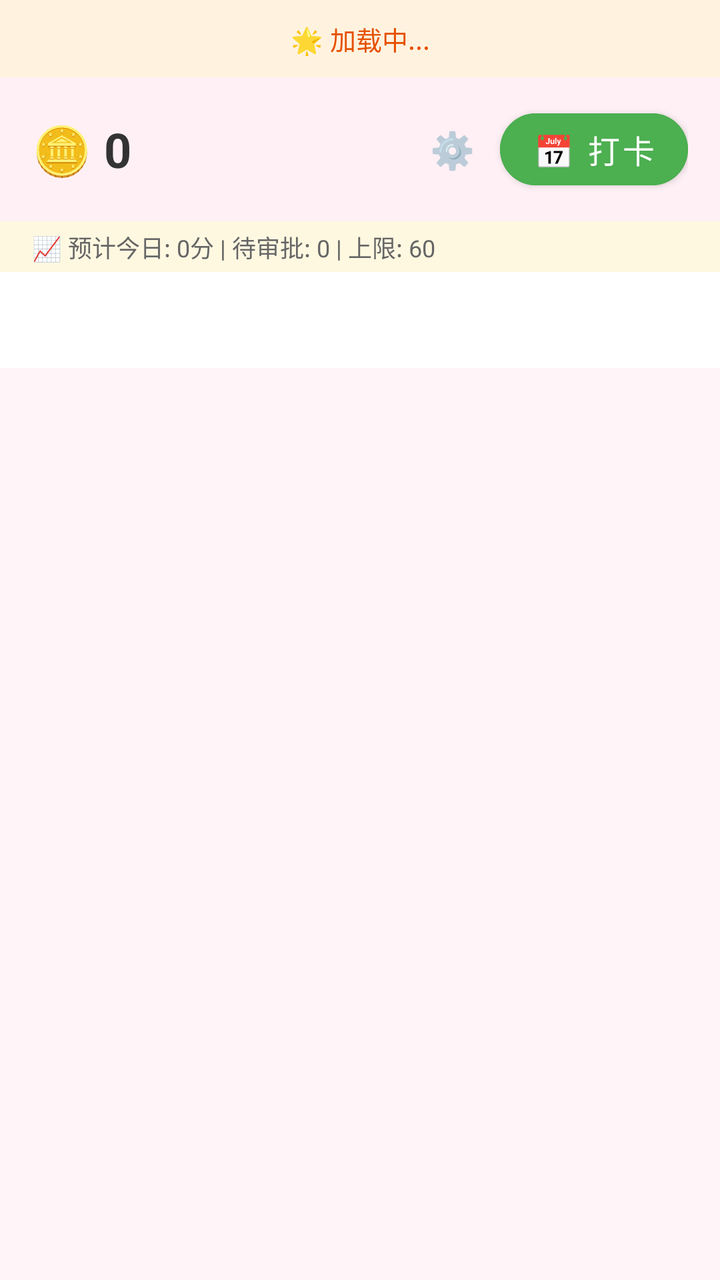
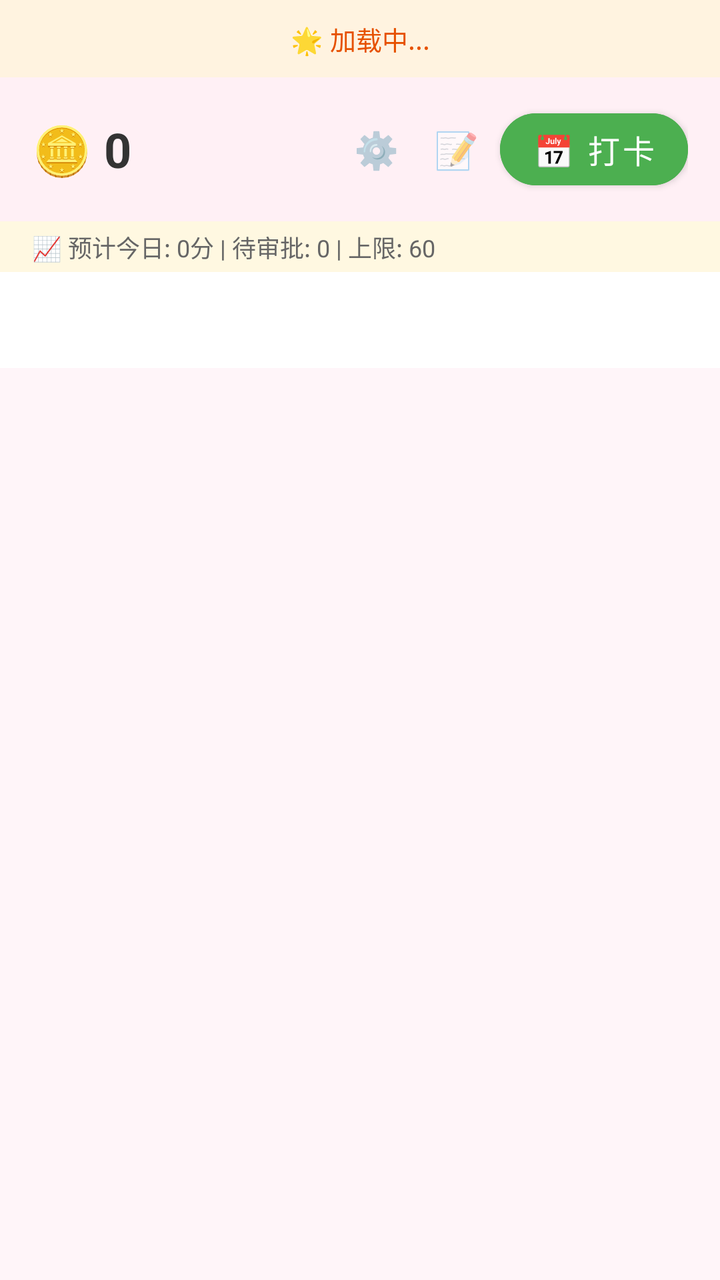

Screens rendered from an Android XML layout before and after an edit, with the pre-edit source and the edit as a unified diff.
<!-- AndroidManifest.xml: activity theme Theme.HabitTracker.Child -->
<!-- res/layout/activity_child.xml -->
<?xml version="1.0" encoding="utf-8"?>
<LinearLayout xmlns:android="http://schemas.android.com/apk/res/android"
    xmlns:app="http://schemas.android.com/apk/res-auto"
    android:layout_width="match_parent"
    android:layout_height="match_parent"
    android:orientation="vertical"
    android:background="@color/background_child">

    
    <TextView
        android:id="@+id/tv_daily_quote"
        android:layout_width="match_parent"
        android:layout_height="wrap_content"
        android:padding="10dp"
        android:paddingStart="16dp"
        android:paddingEnd="16dp"
        android:background="#FFF3E0"
        android:text="🌟 加载中..."
        android:textSize="13sp"
        android:textColor="#E65100"
        android:lineSpacingExtra="2dp"
        android:gravity="center" />

    
    <RelativeLayout
        android:layout_width="match_parent"
        android:layout_height="wrap_content"
        android:padding="12dp"
        android:paddingStart="16dp"
        android:paddingEnd="16dp"
        android:background="@color/child_pink_light">

        <TextView
            android:id="@+id/tv_coin_balance"
            android:layout_width="wrap_content"
            android:layout_height="wrap_content"
            android:layout_centerVertical="true"
            android:text="🪙 0"
            android:textSize="24sp"
            android:textColor="@color/text_primary"
            android:textStyle="bold" />

        <LinearLayout
            android:layout_width="wrap_content"
            android:layout_height="wrap_content"
            android:layout_alignParentEnd="true"
            android:layout_centerVertical="true"
            android:orientation="horizontal">

            <TextView
                android:id="@+id/btn_child_settings"
                android:layout_width="32dp"
                android:layout_height="32dp"
                android:text="⚙️"
                android:textSize="18sp"
                android:gravity="center"
                android:layout_marginEnd="8dp"
                android:background="?attr/selectableItemBackgroundBorderless"
                android:clickable="true"
                android:focusable="true"
                android:contentDescription="设置" />

            <com.google.android.material.button.MaterialButton
                android:id="@+id/btn_check_in"
                android:layout_width="wrap_content"
                android:layout_height="48dp"
                android:text="📅 打卡"
                android:textSize="16sp"
                android:textAllCaps="false"
                app:cornerRadius="24dp"
                android:backgroundTint="@color/child_green" />

        </LinearLayout>

    </RelativeLayout>
    
    <TextView
        android:id="@+id/tv_earning_estimate"
        android:layout_width="match_parent"
        android:layout_height="wrap_content"
        android:paddingStart="16dp"
        android:paddingEnd="16dp"
        android:paddingTop="4dp"
        android:paddingBottom="4dp"
        android:text="📈 预计今日: 0分 | 待审批: 0 | 上限: 60"
        android:textSize="12sp"
        android:textColor="#FF666666"
        android:background="#FFF8E1" />

    
    <com.google.android.material.tabs.TabLayout
        android:id="@+id/tab_layout"
        android:layout_width="match_parent"
        android:layout_height="48dp"
        android:background="@android:color/white"
        app:tabMode="fixed"
        app:tabGravity="fill" />

    
    <androidx.viewpager2.widget.ViewPager2
        android:id="@+id/view_pager"
        android:layout_width="match_parent"
        android:layout_height="0dp"
        android:layout_weight="1" />

</LinearLayout>
<!-- resources referenced by this layout -->
<resources>
  <color name="background_child">#FFF5F9</color>
  <color name="child_green">#4CAF50</color>
  <color name="child_pink_light">#FFF0F5</color>
  <color name="text_primary">#333333</color>
  <style name="Theme.HabitTracker.Child" parent="Theme.HabitTracker">
          <item name="colorPrimary">@color/child_pink</item>
          <item name="android:statusBarColor">@color/child_pink_light</item>
      </style>
  <style name="Theme.HabitTracker" parent="Theme.MaterialComponents.Light.NoActionBar">
          <item name="colorPrimary">@color/child_pink</item>
          <item name="colorPrimaryVariant">@color/child_pink_light</item>
          <item name="colorOnPrimary">@color/white</item>
          <item name="colorSecondary">@color/child_green</item>
          <item name="android:statusBarColor">@color/child_pink_light</item>
      </style>
  <color name="child_pink">#FF6B9D</color>
  <color name="white">#FFFFFF</color>
</resources>

<!-- the commit's change to res/layout/activity_child.xml (unified diff, before → after) -->
@@ -60,6 +60,18 @@
                 android:focusable="true"
                 android:contentDescription="设置" />
 
+            <TextView
+                android:id="@+id/btn_submit_homework"
+                android:layout_width="32dp"
+                android:layout_height="32dp"
+                android:text="📝"
+                android:textSize="18sp"
+                android:gravity="center"
+                android:layout_marginEnd="6dp"
+                android:background="?attr/selectableItemBackgroundBorderless"
+                android:clickable="true"
+                android:focusable="true"
+                android:contentDescription="提交作业" />
             <com.google.android.material.button.MaterialButton
                 android:id="@+id/btn_check_in"
                 android:layout_width="wrap_content"
